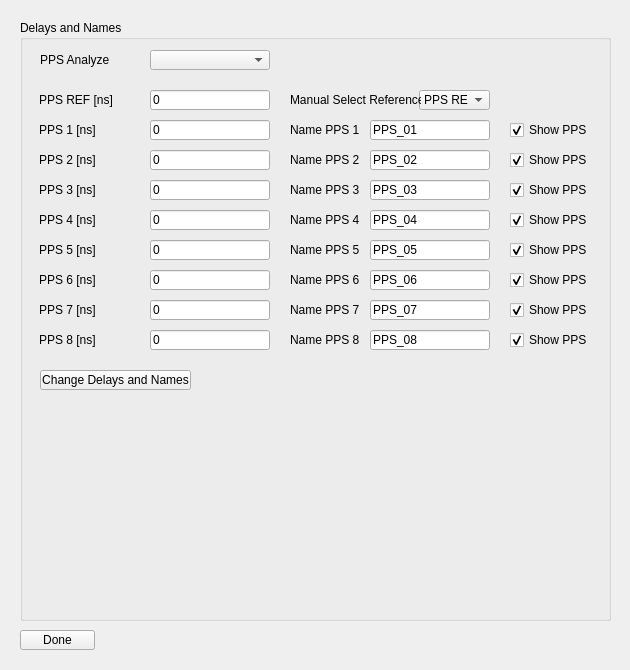
Above: UPA/Library/UniversalPpsAnalyzer/PpsTab/Upa_PpsConfigScreen.ui from NetTimeLogic/UniversalPpsAnalyzer before the change. Below: the same form after it.
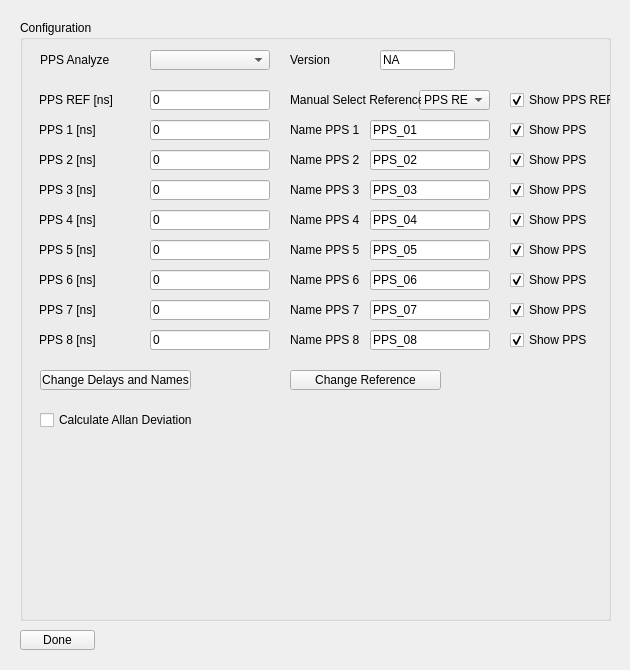
That is the form after the change.

```diff
--- a/UPA/Library/UniversalPpsAnalyzer/PpsTab/Upa_PpsConfigScreen.ui
+++ b/UPA/Library/UniversalPpsAnalyzer/PpsTab/Upa_PpsConfigScreen.ui
@@ -32,7 +32,7 @@
     </rect>
    </property>
    <property name="title">
-    <string>Delays and Names</string>
+    <string>Configuration</string>
    </property>
    <widget class="QLineEdit" name="PpsDelayPpsRefValue">
     <property name="enabled">
@@ -771,6 +771,83 @@
      <string>Manual Select Reference</string>
     </property>
    </widget>
+   <widget class="QLineEdit" name="PpsAnalyzerVersionValue">
+    <property name="enabled">
+     <bool>true</bool>
+    </property>
+    <property name="geometry">
+     <rect>
+      <x>360</x>
+      <y>30</y>
+      <width>75</width>
+      <height>20</height>
+     </rect>
+    </property>
+    <property name="text">
+     <string>NA</string>
+    </property>
+    <property name="readOnly">
+     <bool>true</bool>
+    </property>
+   </widget>
+   <widget class="QLabel" name="PpsAnalyzerVersionLabel">
+    <property name="geometry">
+     <rect>
+      <x>270</x>
+      <y>30</y>
+      <width>80</width>
+      <height>20</height>
+     </rect>
+    </property>
+    <property name="text">
+     <string>Version</string>
+    </property>
+   </widget>
+   <widget class="QPushButton" name="PpsChangeReferenceButton">
+    <property name="geometry">
+     <rect>
+      <x>270</x>
+      <y>350</y>
+      <width>151</width>
+      <height>20</height>
+     </rect>
+    </property>
+    <property name="text">
+     <string>Change Reference</string>
+    </property>
+   </widget>
+   <widget class="QCheckBox" name="PpsGraphRefCheckBox">
+    <property name="geometry">
+     <rect>
+      <x>490</x>
+      <y>70</y>
+      <width>101</width>
+      <height>20</height>
+     </rect>
+    </property>
+    <property name="text">
+     <string>Show PPS REF</string>
+    </property>
+    <property name="checked">
+     <bool>true</bool>
+    </property>
+   </widget>
+   <widget class="QCheckBox" name="PpsCalculateVarianceCheckBox">
+    <property name="geometry">
+     <rect>
+      <x>20</x>
+      <y>390</y>
+      <width>161</width>
+      <height>20</height>
+     </rect>
+    </property>
+    <property name="text">
+     <string>Calculate Allan Deviation</string>
+    </property>
+    <property name="checked">
+     <bool>false</bool>
+    </property>
+   </widget>
   </widget>
   <widget class="QPushButton" name="PpsDoneButton">
    <property name="geometry">
```
